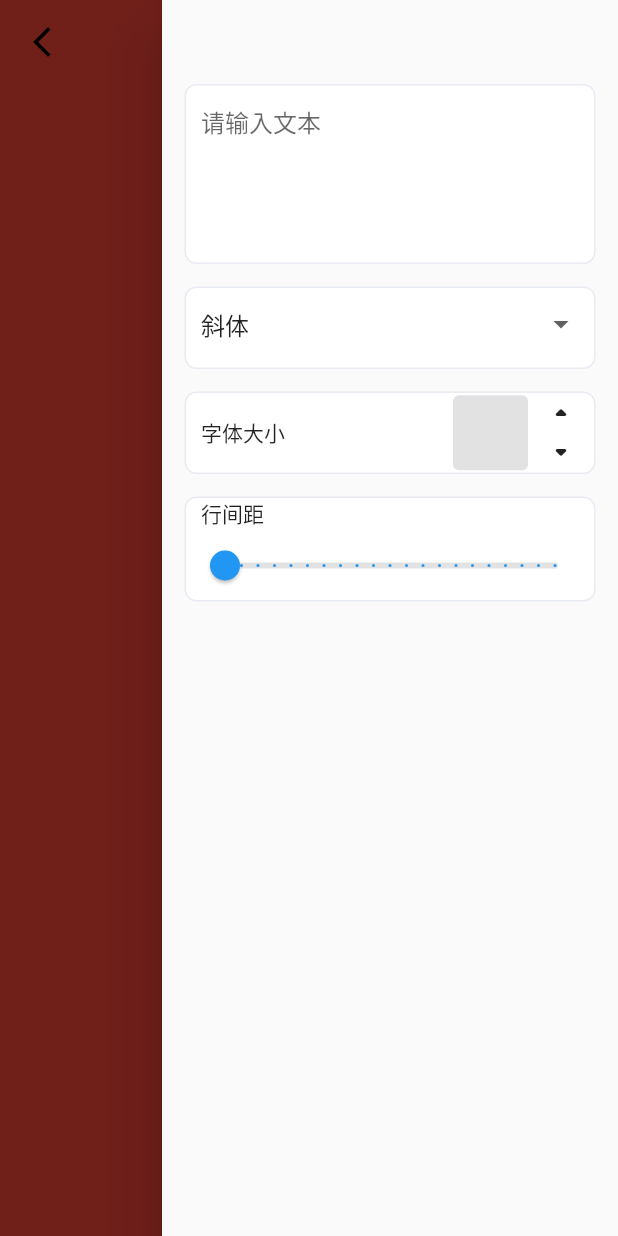
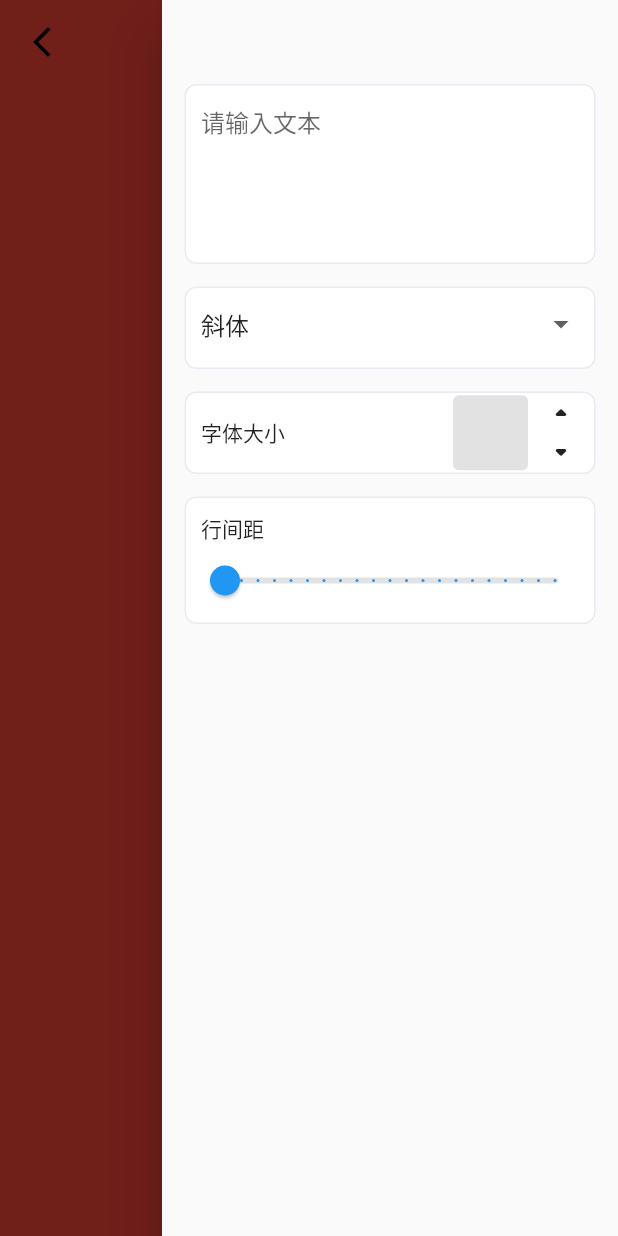
Before and after one commit to xingtianwuganqi/flutter_wallpaper, a Flutter app: the EditPage screen opened directly, with the side drawer open, on a phone screen of 412 x 824 dp. Run offline on Flutter 3.47's test engine with Material 2 defaults, Android fonts, the phone set to English and light mode, and no system bars.

Commit message:
Update EditPage.dart

```diff
--- a/flutter_wallpaper/lib/B_HomePage/EditPage.dart
+++ b/flutter_wallpaper/lib/B_HomePage/EditPage.dart
@@ -224,7 +224,7 @@ class EditPageState extends State<EditPage> {
     var sliderWidget = Container(
       margin: const EdgeInsets.only(top: 15,left: 15,right: 15),
       // padding: const EdgeInsets.only(left: 10),
-      height: 85,
+      height: 100,
       decoration: BoxDecoration(
           borderRadius: const BorderRadius.all(Radius.circular(8)),
           border: Border.all(color: "#E8EBF2".hexColor),
@@ -233,7 +233,7 @@ class EditPageState extends State<EditPage> {
       child: Column(
         crossAxisAlignment: CrossAxisAlignment.start,
         children: [
-          Padding(padding: EdgeInsets.only(left: 10),
+          const Padding(padding: EdgeInsets.only(left: 10, top: 10),
             child: Text("行间距"),
           ),
           Slider(
@@ -255,7 +255,7 @@ class EditPageState extends State<EditPage> {
       ),
     );
     var listView = SliverFixedExtentList(
-      itemExtent: 85, //列表项高度固定
+      itemExtent: 100, //列表项高度固定
       delegate: SliverChildBuilderDelegate(
             (_, index) {
           return sliderWidget;
```
